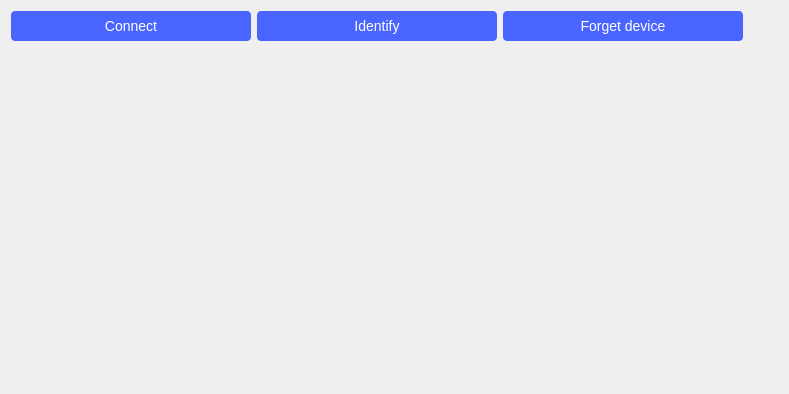
First picture: the form in ui/info_page.ui, repository analogdevicesinc/scopy, before the edit.
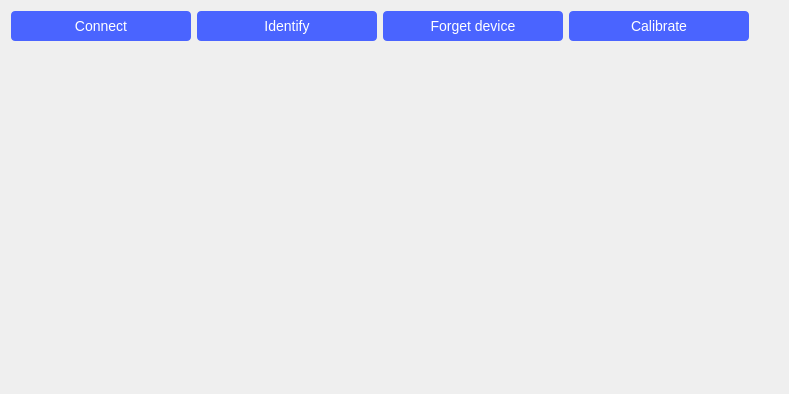
Second picture: the form after the edit.

Commit message: ToolLauncher: add calibrate button to devices that support it

Patch:
```diff
--- a/ui/info_page.ui
+++ b/ui/info_page.ui
@@ -27,7 +27,7 @@
      </property>
      <property name="minimumSize">
       <size>
-       <width>240</width>
+       <width>180</width>
        <height>30</height>
       </size>
      </property>
@@ -78,7 +78,7 @@
      </property>
      <property name="minimumSize">
       <size>
-       <width>240</width>
+       <width>180</width>
        <height>30</height>
       </size>
      </property>
@@ -162,7 +162,7 @@
      </property>
      <property name="minimumSize">
       <size>
-       <width>240</width>
+       <width>180</width>
        <height>30</height>
       </size>
      </property>
@@ -206,7 +206,7 @@
      </property>
     </widget>
    </item>
-   <item row="0" column="3" rowspan="2">
+   <item row="0" column="4" rowspan="2">
     <spacer name="horizontalSpacer">
      <property name="orientation">
       <enum>Qt::Horizontal</enum>
@@ -362,6 +362,45 @@
      </widget>
     </widget>
    </item>
+   <item row="0" column="3">
+    <widget class="QPushButton" name="btnCalibrate">
+     <property name="minimumSize">
+      <size>
+       <width>180</width>
+       <height>30</height>
+      </size>
+     </property>
+     <property name="styleSheet">
+      <string notr="true">QPushButton {
+  min-height: 30px;
+  max-height: 30px;
+
+  border: 0px;
+  border-radius: 4px;
+
+  background-color: #4a64ff;
+  color: #ffffff;
+
+  font-size: 14px;
+}
+
+QPushButton:pressed {
+  background-color: #2a44df;
+}
+
+QPushButton:hover {
+	background-color: #4a34ff;
+}
+
+QPushButton:disabled {
+  background-color:  #727273;
+}</string>
+     </property>
+     <property name="text">
+      <string>Calibrate</string>
+     </property>
+    </widget>
+   </item>
   </layout>
  </widget>
  <resources/>
```
Left out of the diff: 6 changed lines with no effect on the pictures. The commit also changes 7 other files.
